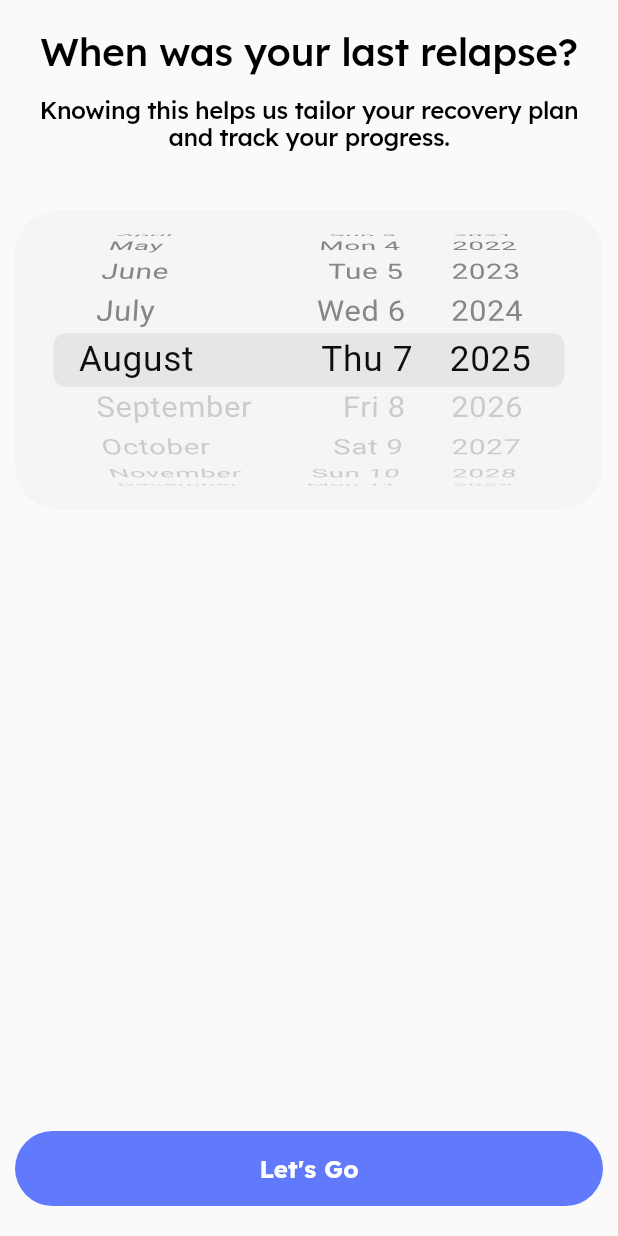
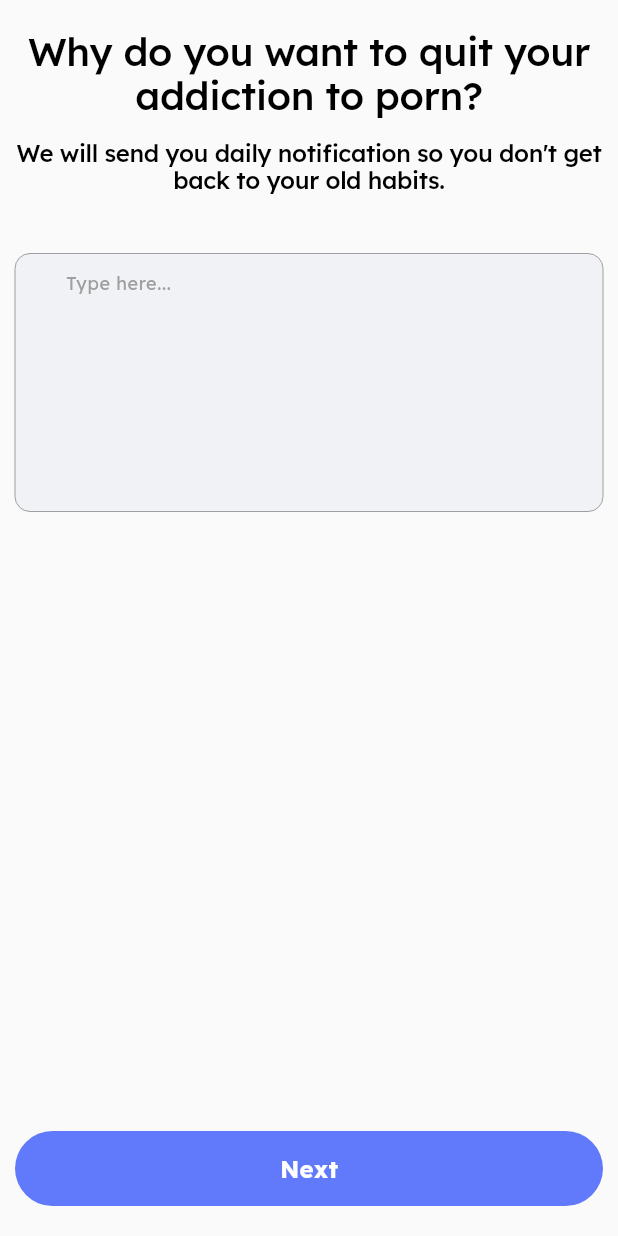
Before and after one commit to tech-qasim/handbrake, a Flutter app: the screen it shows after launch, after a tap on "Get Started", on a phone screen of 412 x 824 dp. Run offline on Flutter 3.47's test engine with Material 3 defaults, Android fonts, the phone set to English and light mode, and no system bars; our stand-ins replace another_flutter_splash_screen, auto_route, bloc, drift, flutter_bloc, flutter_local_notifications and 6 more; accounts and stored records are empty; generated files the repository leaves out were written again.

Commit message:
worked on notifications

```diff
--- a/lib/constants/string_constants.dart
+++ b/lib/constants/string_constants.dart
@@ -16,6 +16,7 @@ class SharedPrefStrings {
   static const String recentStreak = "recentStreak";
   static const String lastRewardTime = "lastRewardTime";
   static const String blessingCount = "blessingCount";
+  static const String reason = "reason";
 }
 
 class NotificationsChannelStrings {
--- a/lib/features/home/screens/counter/counter_screen.dart
+++ b/lib/features/home/screens/counter/counter_screen.dart
@@ -26,16 +26,13 @@ class _CounterScreenState extends State<CounterScreen> {
       context.read<HomeCubit>().checkAndShowAchievementDialog(context);
       context.read<HomeCubit>().giveDailyBlessing();
       await context.read<HomeCubit>().getBlessingCount();
-      final List<ActiveNotification> activeNotifications =
-          await NotificationService.flutterLocalNotificationsPlugin
-              .getActiveNotifications();
 
       final List<PendingNotificationRequest> pendingNotificationRequests =
           await NotificationService.flutterLocalNotificationsPlugin
               .pendingNotificationRequests();
 
       for (final request in pendingNotificationRequests) {
-        debugPrint(request.payload);
+        debugPrint(request.body);
       }
     });
     super.initState();
--- a/lib/features/onboarding/screens/intro/intro_screen.dart
+++ b/lib/features/onboarding/screens/intro/intro_screen.dart
@@ -35,7 +35,7 @@ class IntroScreen extends StatelessWidget {
               const Spacer(),
               AppCustomButton(
                 onPressed: () {
-                  context.router.replace(const LastRelapseRoute());
+                  context.router.replace(const ReasonRoute());
                 },
                 buttonText: 'Get Started',
                 isFullWidth: true,
--- /dev/null
+++ b/lib/features/onboarding/screens/reason/reason_screen.dart
@@ -0,0 +1,69 @@
+import 'package:auto_route/auto_route.dart';
+import 'package:flutter/cupertino.dart';
+import 'package:flutter/material.dart';
+import 'package:flutter_bloc/flutter_bloc.dart';
+import 'package:handbrake/constants/extension_constants.dart';
+import 'package:handbrake/constants/string_constants.dart';
+import 'package:handbrake/features/home/cubit/home_cubit.dart';
+import 'package:handbrake/routes/app_router.gr.dart';
+import 'package:handbrake/theme/app_colors.dart';
+import 'package:handbrake/utils/di.dart';
+import 'package:handbrake/widgets/app_custom_button.dart';
+import 'package:handbrake/widgets/app_textfield.dart';
+import 'package:shared_preferences/shared_preferences.dart';
+
+@RoutePage()
+class ReasonScreen extends StatefulWidget {
+  const ReasonScreen({super.key});
+
+  @override
+  State<ReasonScreen> createState() => _ReasonScreenState();
+}
+
+class _ReasonScreenState extends State<ReasonScreen> {
+  final reasonController = TextEditingController();
+  @override
+  Widget build(BuildContext context) {
+    return Scaffold(
+      body: SafeArea(
+        child: Padding(
+          padding: const EdgeInsets.symmetric(horizontal: 10, vertical: 20),
+          child: Column(
+            children: [
+              Text(
+                'Why do you want to quit your addiction to porn?',
+                textAlign: TextAlign.center,
+                style: context.textTheme.displayLarge?.copyWith(fontSize: 26),
+              ),
+              const SizedBox(height: 15),
+              Text(
+                'We will send you daily notification so you don\'t get back to your old habits.',
+                textAlign: TextAlign.center,
+                style: context.textTheme.displayLarge?.copyWith(fontSize: 16),
+              ),
+              const SizedBox(height: 40),
+              const AppTextField(
+                hintText: 'Type here...',
+                lines: 10,
+                minLines: 8,
+              ),
+              const Spacer(),
+
+              AppCustomButton(
+                onPressed: () {
+                  getIt<SharedPreferences>().setString(
+                    SharedPrefStrings.reason,
+                    reasonController.text,
+                  );
+                  context.router.replace(const LastRelapseRoute());
+                },
+                buttonText: 'Next',
+                isFullWidth: true,
+              ),
+            ],
+          ),
+        ),
+      ),
+    );
+  }
+}
--- a/lib/routes/app_router.dart
+++ b/lib/routes/app_router.dart
@@ -12,6 +12,7 @@ class AppRouter extends RootStackRouter {
       AutoRoute(page: RelapseLogRoute.page),
       AutoRoute(page: JournalEntryRoute.page),
       AutoRoute(page: RelapseDateRoute.page),
+      AutoRoute(page: ReasonRoute.page),
 
       AutoRoute(
         page: NavigationRoute.page,
```
Also changed, not shown: lib/features/home/cubit/home_cubit.dart (+25 -3 lines), lib/routes/app_router.gr.dart.
